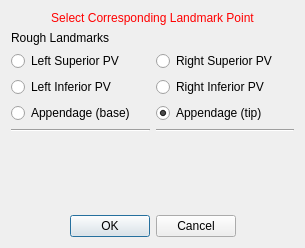
Old version of the form CemrgApp/Plugins/kcl.cemrgapp.atrialfibres/src/internal/AtrialFibresLandmarksViewRough.ui in the repository OpenHeartDevelopers/CemrgApp.
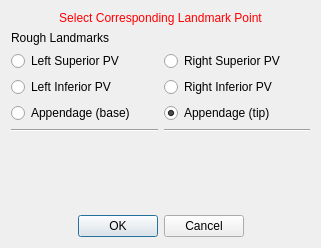
New version of the form.

Patch:
```diff
--- a/CemrgApp/Plugins/kcl.cemrgapp.atrialfibres/src/internal/AtrialFibresLandmarksViewRough.ui
+++ b/CemrgApp/Plugins/kcl.cemrgapp.atrialfibres/src/internal/AtrialFibresLandmarksViewRough.ui
@@ -6,7 +6,7 @@
    <rect>
     <x>0</x>
     <y>0</y>
-    <width>305</width>
+    <width>321</width>
     <height>248</height>
    </rect>
   </property>
```
Left out of the diff: 8 changed lines with no effect on the pictures.
